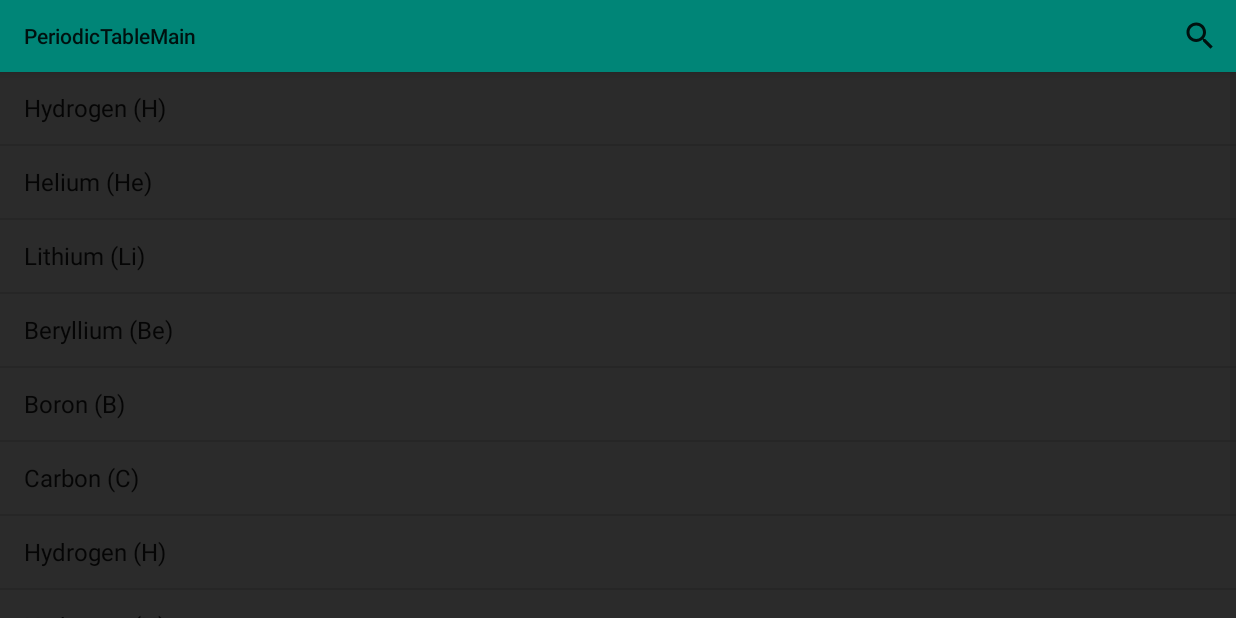
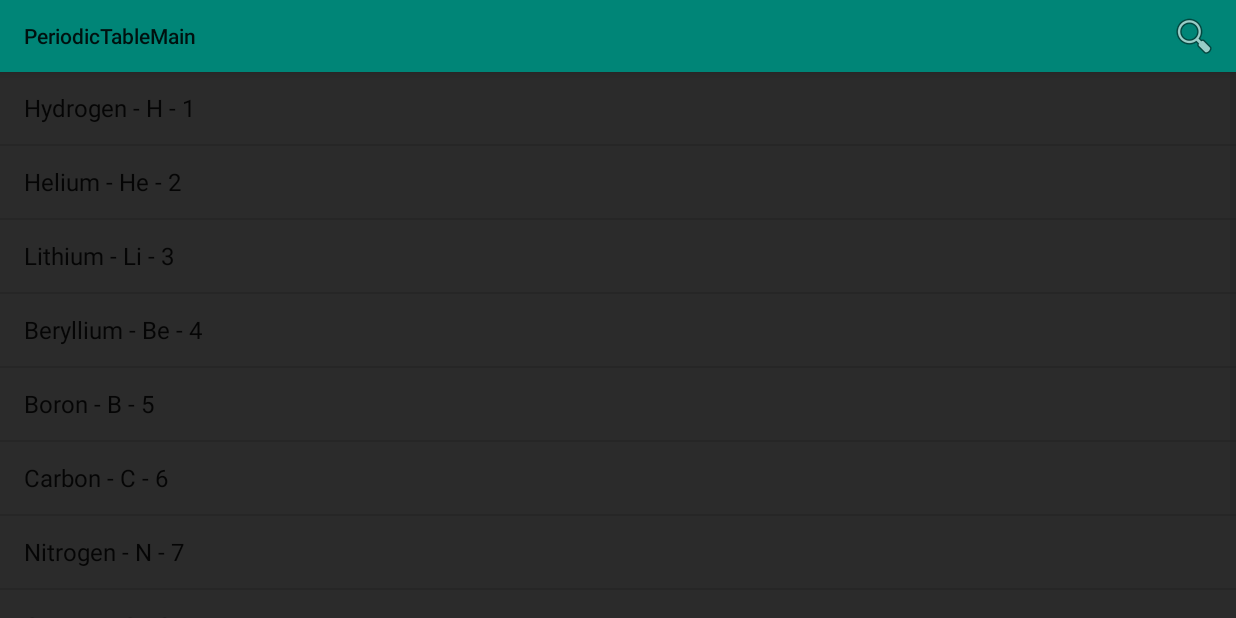
Before and after one commit to FinnWilkinson/EMAS-Periodic-Table-App, an Android app: the SearchActivity screen opened directly, with no data from a screen before it, on a phone screen of 824 x 412 dp (held sideways). Run offline under Robolectric (Android 15) with nearby library versions, the light colour scheme and no system bars.

Commit message:
Add onclick listeners to the searchview, so now search is fully functional. TODO Fill out strings.xml

```diff
--- a/Test_Applications/PeriodicTableMain/app/src/main/java/com/example/joshhamwee/periodictablemain/MainActivity.java
+++ b/Test_Applications/PeriodicTableMain/app/src/main/java/com/example/joshhamwee/periodictablemain/MainActivity.java
@@ -13,6 +13,7 @@ import java.util.ArrayList;
 
 public class MainActivity extends AppCompatActivity {
 
+    //Array of cutton id's to iterate over all buttons and set on click listeners
     private final int[] button_ids = {
             R.id.H,R.id.He,R.id.Li,R.id.Be,R.id.B,R.id.C,R.id.N,R.id.O,R.id.F,R.id.Ne,R.id.Na,R.id.Mg,R.id.Al,R.id.Si,R.id.P,R.id.S,R.id.Cl,R.id.Ar,
             R.id.K,R.id.Ca,R.id.Sc,R.id.Ti,R.id.V,R.id.Cr,R.id.Mn,R.id.Fe,R.id.Co,R.id.Ni,R.id.Cu,R.id.Zn,R.id.Ga,R.id.Ge,R.id.As,R.id.Se,R.id.Br,R.id.Kr,
@@ -37,6 +38,7 @@ public class MainActivity extends AppCompatActivity {
             });
         }
 
+        //Create a button listener to open the search activity
         ImageButton searchButton = (ImageButton) findViewById(R.id.imageImageButton6);
         searchButton.setOnClickListener(new View.OnClickListener() {
             @Override
@@ -46,13 +48,14 @@ public class MainActivity extends AppCompatActivity {
         });
     }
 
-
+    //When an element is clicked on, open new activiuty
     private void openActivityDisplayElementData(int id){
         Intent intent = new Intent(this,DisplayElementDataActivity.class); //Create the intent that opens the new activity
         intent.putExtra("ElementID",id);  //Put extra data into the intent so that next activity knows what element was clicked on
         startActivity(intent); //Execute the intent
     }
 
+    //Handle on click listener for opening search activity
     private void openSearchActivity(){
         Intent intent = new Intent(this, SearchActivity.class);
         startActivity(intent);
--- a/Test_Applications/PeriodicTableMain/app/src/main/java/com/example/joshhamwee/periodictablemain/SearchActivity.java
+++ b/Test_Applications/PeriodicTableMain/app/src/main/java/com/example/joshhamwee/periodictablemain/SearchActivity.java
@@ -1,10 +1,13 @@
 package com.example.joshhamwee.periodictablemain;
 
+import android.content.Intent;
 import android.support.v7.app.AppCompatActivity;
 import android.os.Bundle;
 import android.view.Menu;
 import android.view.MenuInflater;
 import android.view.MenuItem;
+import android.view.View;
+import android.widget.AdapterView;
 import android.widget.ArrayAdapter;
 import android.widget.ListView;
 import android.widget.SearchView;
@@ -19,15 +22,27 @@ public class SearchActivity extends AppCompatActivity {
     protected void onCreate(Bundle savedInstanceState) {
         super.onCreate(savedInstanceState);
         setContentView(R.layout.activity_search);
+
+        //Assign the list view from the xml a variable
         ListView elementsList = (ListView) findViewById(R.id.listViewElements);
         ArrayList<String> arrayElements = new ArrayList<>();
-        arrayElements.addAll(Arrays.asList(getResources().getStringArray(R.array.array_elements)));
+        arrayElements.addAll(Arrays.asList(getResources().getStringArray(R.array.array_elements))); //Add elements to the list view
 
+        //Create new array adapter for the list View
         adapter = new ArrayAdapter<String>(
                 SearchActivity.this,
                 android.R.layout.simple_list_item_1,
                 arrayElements);
         elementsList.setAdapter(adapter);
+
+        //Create an onClickListener for each item that opens up a new activity
+        elementsList.setOnItemClickListener(new AdapterView.OnItemClickListener() {
+            @Override
+            public void onItemClick(AdapterView<?> parent, View view, int position, long id) {
+                String selectedItem = (String) parent.getItemAtPosition(position);
+                handelListItemClick(selectedItem);
+            }
+        });
     }
 
     @Override
@@ -51,4 +66,11 @@ public class SearchActivity extends AppCompatActivity {
         });
         return super.onCreateOptionsMenu(menu);
     }
+
+    private void handelListItemClick(String selectedItem) {
+        String[] splitElementName = selectedItem.split(" - ");
+        Intent intent = new Intent(this,DisplayElementDataActivity.class); //Create the intent that opens the new activity
+        intent.putExtra("ElementIDSearch",Integer.parseInt(splitElementName[2]));  //Put extra data into the intent so that next activity knows what element was clicked on
+        startActivity(intent); //Execute the intent
+    }
 }
--- a/Test_Applications/PeriodicTableMain/app/src/main/res/menu/menu_search.xml
+++ b/Test_Applications/PeriodicTableMain/app/src/main/res/menu/menu_search.xml
@@ -6,7 +6,7 @@
         android:title="Search"
         android:icon = "@android:drawable/ic_menu_search"
         app:actionViewClass="android.widget.SearchView"
-        app:showAsAction="always"
+        app:showAsAction="collapseActionView|ifRoom"
 
         ></item>
 
--- a/Test_Applications/PeriodicTableMain/app/src/main/res/values/strings.xml
+++ b/Test_Applications/PeriodicTableMain/app/src/main/res/values/strings.xml
@@ -1,15 +1,15 @@
 <resources>
     <string name="app_name">PeriodicTableMain</string>
     <string-array name="array_elements">
-        <item>Hydrogen (H)</item>
-        <item>Helium (He)</item>
-        <item>Lithium (Li)</item>
-        <item>Beryllium (Be)</item>
-        <item>Boron (B)</item>
-        <item>Carbon (C)</item>
-        <item>Hydrogen (H)</item>
-        <item>Hydrogen (H)</item>
-        <item>Hydrogen (H)</item>
+        <item>Hydrogen - H - 1</item>
+        <item>Helium - He - 2</item>
+        <item>Lithium - Li - 3</item>
+        <item>Beryllium - Be - 4</item>
+        <item>Boron - B - 5</item>
+        <item>Carbon - C - 6</item>
+        <item>Nitrogen - N - 7</item>
+        <item>Oxygen - O - 8</item>
+        <item>Flourine - F - 9</item>
 
     </string-array>
 </resources>
```
Also changed, not shown: Test_Applications/PeriodicTableMain/app/src/main/java/com/example/joshhamwee/periodictablemain/DisplayElementDataActivity.java (+16 -3 lines).
